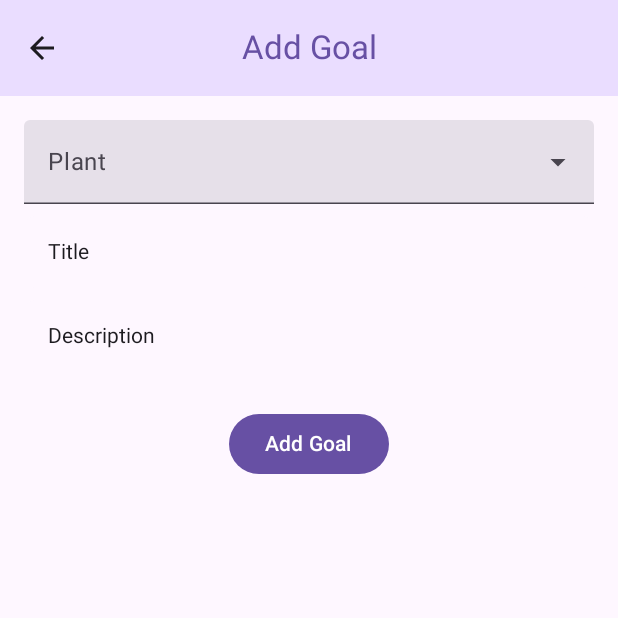
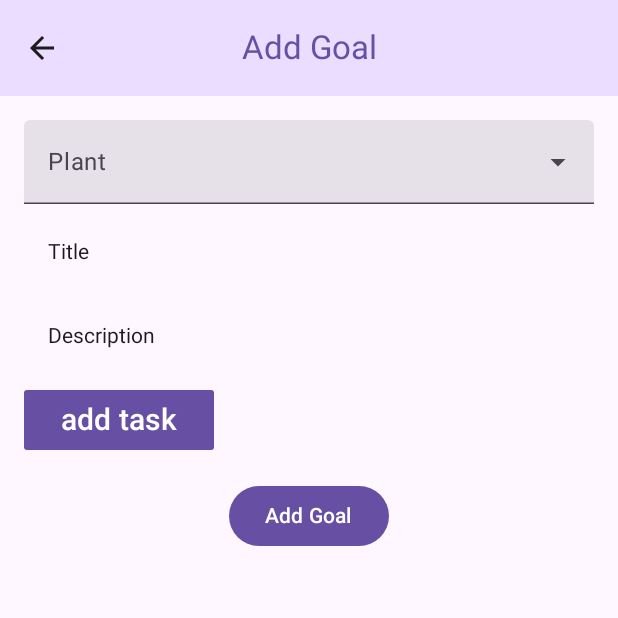
Before and after one commit to goal-garden/goalgardenproject, an Android app built with Jetpack Compose: the AddScreen screen opened through its navigation route, on a phone screen of 412 x 824 dp, the top half of it. Run offline under Robolectric (Android 15) with nearby library versions, the phone set to English and light mode, and no system bars; our stand-ins replace Room's generated code.

Commit message:
add task when adding a goal is working (no direct display)

```diff
--- a/app/src/main/java/com/example/goal_garden_project/data/AppDatabase.kt
+++ b/app/src/main/java/com/example/goal_garden_project/data/AppDatabase.kt
@@ -21,7 +21,7 @@ import com.example.goal_garden_project.data.daos.TaskDao
 
 @Database(
     entities = [Goal::class, Plant::class, Picture::class, Task::class], //that's how later more can be added: , MovieImage::class], // tables in the db       //brauch ich da nd auch noch movieWith images?
-    version = 13, // schema version; whenever you change schema you have to increase the version number
+    version = 14, // schema version; whenever you change schema you have to increase the version number
     exportSchema = false // for schema version history updates
 )
 
--- a/app/src/main/java/com/example/goal_garden_project/data/daos/GoalDao.kt
+++ b/app/src/main/java/com/example/goal_garden_project/data/daos/GoalDao.kt
@@ -27,7 +27,7 @@ interface GoalDao {
     )
 
     @Insert(onConflict = OnConflictStrategy.REPLACE)
-    suspend fun addGoal(goal: Goal) //insert
+    suspend fun addGoal(goal: Goal): Long //insert
 
     @Update
     suspend fun updateGoal(goal: Goal)
--- a/app/src/main/java/com/example/goal_garden_project/data/repositories/GoalRepository.kt
+++ b/app/src/main/java/com/example/goal_garden_project/data/repositories/GoalRepository.kt
@@ -11,7 +11,10 @@ import kotlinx.coroutines.flow.Flow
 class GoalRepository(private val goalDao: GoalDao) {
 
     // Suspend indicates a long running async operation - coroutines
-    suspend fun addGoal(goal: Goal) = goalDao.addGoal(goal)
+    suspend fun addGoal(goal: Goal): Long {
+        val goalId = goalDao.addGoal(goal)
+        return goalId
+    }
     suspend fun updateGoal(goal: Goal) = goalDao.updateGoal(goal)
     suspend fun deleteGoal(goal: Goal) = goalDao.deleteGoal(goal)
 
--- a/app/src/main/java/com/example/goal_garden_project/models/Goal.kt
+++ b/app/src/main/java/com/example/goal_garden_project/models/Goal.kt
@@ -7,7 +7,7 @@ import androidx.room.PrimaryKey
 
 @Entity(
     tableName = "goals",
-    foreignKeys = [
+    /*foreignKeys = [
         ForeignKey(
             entity = Plant::class,
             parentColumns = ["plantId"],
@@ -15,6 +15,8 @@ import androidx.room.PrimaryKey
             onDelete = ForeignKey.CASCADE
         )
     ],
+
+     */
     indices = [Index(value = ["goalId"]), Index(value = ["plantId"])]
 )
 data class Goal(
--- a/app/src/main/java/com/example/goal_garden_project/models/Picture.kt
+++ b/app/src/main/java/com/example/goal_garden_project/models/Picture.kt
@@ -7,12 +7,15 @@ import androidx.room.PrimaryKey
 
 @Entity(
     tableName = "pictures",
+    /*
     foreignKeys = [ForeignKey(
         entity = Plant::class,
         parentColumns = ["plantId"],
         childColumns = ["plantId"],
         onDelete = ForeignKey.CASCADE
     )],
+
+     */
     indices = [Index(value = ["pictureId"]), Index(value = ["plantId"])]
 )
 data class Picture(
--- a/app/src/main/java/com/example/goal_garden_project/screens/AddGoalScreen.kt
+++ b/app/src/main/java/com/example/goal_garden_project/screens/AddGoalScreen.kt
@@ -3,6 +3,7 @@ package com.example.goal_garden_project.screens
 import android.widget.Toast
 import androidx.compose.foundation.Image
 import androidx.compose.foundation.background
+import androidx.compose.foundation.border
 import androidx.compose.foundation.clickable
 import androidx.compose.foundation.layout.Box
 import androidx.compose.foundation.layout.Column
@@ -10,9 +11,12 @@ import androidx.compose.foundation.layout.fillMaxSize
 import androidx.compose.foundation.layout.fillMaxWidth
 import androidx.compose.foundation.layout.padding
 import androidx.compose.foundation.layout.size
+import androidx.compose.foundation.shape.CircleShape
+import androidx.compose.foundation.shape.RoundedCornerShape
 import androidx.compose.foundation.text.BasicTextField
 import androidx.compose.foundation.text.KeyboardOptions
 import androidx.compose.material3.Button
+import androidx.compose.material3.ButtonDefaults
 
 import androidx.compose.material3.MaterialTheme
 import androidx.compose.material3.Scaffold
@@ -20,23 +24,32 @@ import androidx.compose.material3.Text
 import androidx.compose.runtime.*
 import androidx.compose.ui.Alignment
 import androidx.compose.ui.Modifier
+import androidx.compose.ui.draw.clip
+import androidx.compose.ui.graphics.Color
 import androidx.compose.ui.layout.ContentScale
 import androidx.compose.ui.platform.LocalContext
 
 import androidx.compose.ui.text.input.KeyboardType
+import androidx.compose.ui.text.style.TextAlign
 import androidx.compose.ui.unit.dp
+import androidx.compose.ui.unit.sp
 import androidx.lifecycle.viewmodel.compose.viewModel
 import androidx.navigation.NavController
 import com.example.goal_garden_project.data.AppDatabase
 import com.example.goal_garden_project.data.repositories.GoalRepository
 import com.example.goal_garden_project.data.repositories.PictureRepository
 import com.example.goal_garden_project.data.repositories.PlantRepository
+import com.example.goal_garden_project.data.repositories.TaskRepository
 import com.example.goal_garden_project.models.Goal
+import com.example.goal_garden_project.models.Task
+import com.example.goal_garden_project.viewmodels.AddTaskViewModel
+import com.example.goal_garden_project.viewmodels.AddTaskViewModelFactory
 
 import com.example.goal_garden_project.viewmodels.AddViewModel
 import com.example.goal_garden_project.viewmodels.AddViewModelFactory
 import com.example.goal_garden_project.widgets.PlantDropdownMenu
 import com.example.goal_garden_project.widgets.SimpleTopBar
+import kotlinx.coroutines.flow.first
 import kotlinx.coroutines.launch
 import java.util.Date
 
@@ -52,11 +65,17 @@ fun AddScreen(navController: NavController) {
     val factory = AddViewModelFactory(repository = repository, repository2=repository2)  //does Goal viewmodel suffy
     val viewModel: AddViewModel = viewModel(factory = factory)
 
+    val taskRepository = TaskRepository(taskDao = db.taskDao())
+    val factory2 = AddTaskViewModelFactory(repository = repository, repository2 = taskRepository)
+    val viewModel2: AddTaskViewModel = viewModel(factory = factory2)
+
     var plantId by remember { mutableStateOf("") }
     var plantName by remember { mutableStateOf("") }
     var title by remember { mutableStateOf("") }
     var description by remember { mutableStateOf("") }
     var tasks by remember { mutableStateOf("") }
+    var showDialog by remember { mutableStateOf(false) }
+    var prepreparetasks = remember { mutableStateListOf<Task>()}
 
     val coroutineScope = rememberCoroutineScope()
 
@@ -136,18 +155,46 @@ fun AddScreen(navController: NavController) {
 
                 Button(
                     onClick = {
+                        showDialog = true
+                    },
+                                               //first color = background, second color = icon color
+                    shape = RoundedCornerShape(5)
+                ) {
+                    Text(
+                        text = "add task",
+                        textAlign = TextAlign.Center, // Center aligns the text horizontally
+                        fontSize = 20.sp, // Increase font size
+                        modifier = Modifier
+                            .align(Alignment.CenterVertically) // Center aligns vertically
+                    )
+                    //Icon(imageVector = Icons.Default.Send, contentDescription = "Open Popup", modifier = Modifier.size(36.dp))
+                }
+
+                if (showDialog) {
+                    AddTaskPopUp(onDismissRequest = { showDialog = false }, prepreparetasks)
+
+                }
+
+                Button(
+                    onClick = {
                         val goal = Goal(
                             plantId = plantId.toLong(),
                             progressionStage = 0, // Default value for now
                             title = title,
                             description = description,
                             date = Date().time.toInt(), // Default value for now
-                            //tasks = tasks,        //later
+
                             isFulfilled = false
                         )
                         coroutineScope.launch {
-                            viewModel.addGoal(goal)
+                            //viewModel.addGoal(goal)
+                            /*
+                            prepreparetasks.forEach{task ->
+                                viewModel2.addTask(task.copy(goalId = newGoalId))
 
+                             */
+
+                            viewModel2.addGoalAndTasks(goal, prepreparetasks)
                             Toast.makeText(context, "Goal added", Toast.LENGTH_SHORT).show()
                             navController.popBackStack()
                         }
--- a/app/src/main/java/com/example/goal_garden_project/screens/WaterPopUp.kt
+++ b/app/src/main/java/com/example/goal_garden_project/screens/WaterPopUp.kt
@@ -104,7 +104,8 @@ fun WateringPopup(onDismissRequest: () -> Unit, goalId:Long) {
             Column(Modifier.padding(15.dp)) {
                 var selectedTasks by remember { mutableStateOf(mutableListOf<Long>()) }
                 Text(text = "select fulfilled task:", style = MaterialTheme.typography.headlineMedium)
-                Box(Modifier.height(400.dp)){TaskList(tasks, selectedTasks=selectedTasks, onTaskSelectionChange = { taskId, isSelected ->
+                Box(Modifier.height(400.dp)){
+                    TaskList(tasks, selectedTasks=selectedTasks, onTaskSelectionChange = { taskId, isSelected ->
                     selectedTasks = if (isSelected) {
                         selectedTasks.toMutableList().apply { add(taskId) }
                     } else {
--- a/app/src/main/java/com/example/goal_garden_project/viewmodels/AddViewModel.kt
+++ b/app/src/main/java/com/example/goal_garden_project/viewmodels/AddViewModel.kt
@@ -10,6 +10,7 @@ import com.example.goal_garden_project.data.repositories.PlantRepository
 import com.example.goal_garden_project.models.Goal
 import com.example.goal_garden_project.models.Picture
 import com.example.goal_garden_project.models.PlantWithPictures
+import com.example.goal_garden_project.models.Task
 import kotlinx.coroutines.flow.MutableStateFlow
 import kotlinx.coroutines.flow.StateFlow
 import kotlinx.coroutines.flow.asStateFlow
@@ -21,6 +22,11 @@ class AddViewModel (private val repository: GoalRepository, private val reposito
 
     private val _pictures = MutableStateFlow<List<GoalDao.IdImageTitle>?>(null)
     val pictures: StateFlow<List<GoalDao.IdImageTitle>?> = _pictures.asStateFlow()
+
+    private var _goalId = MutableStateFlow<Long>(0)
+    var goalId: StateFlow<Long> = _goalId.asStateFlow()
+
+    private var goalId2:Long =0
 
 
     //hier muss ich dann nur die liste von verfügbaren plants laden
@@ -37,9 +43,11 @@ class AddViewModel (private val repository: GoalRepository, private val reposito
     }
     fun addGoal(goal: Goal) {
         viewModelScope.launch {
-            repository.addGoal(goal)
-
+            _goalId.value=repository.addGoal(goal)
+            println(_goalId.value)
         }
     }
 
+
+
 }
```
Also changed, not shown: app/src/main/java/com/example/goal_garden_project/models/Task.kt (+6 -3 lines), app/src/main/java/com/example/goal_garden_project/screens/AddTaskPopUp.kt (added, +137 -0 lines), app/src/main/java/com/example/goal_garden_project/viewmodels/AddTaskViewModel.kt (+11 -0 lines).
